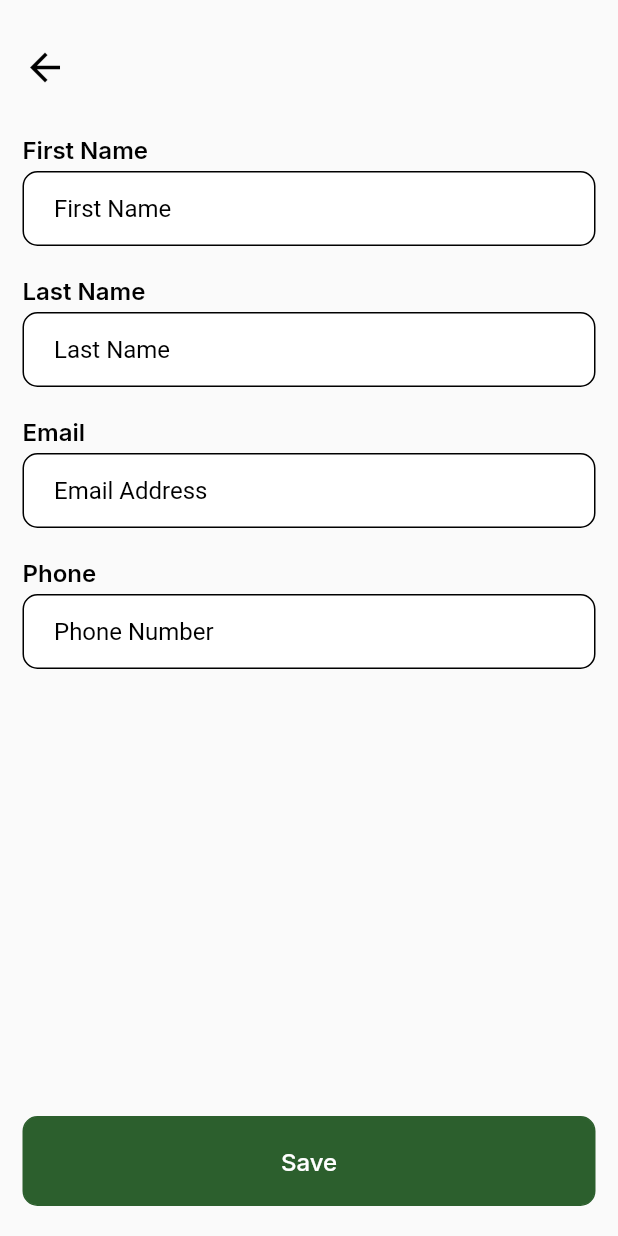
After one commit to Williamtobs/find_logistics, a Flutter app: the UserProfile screen opened directly, on a phone screen of 412 x 824 dp. The commit adds this screen. Run offline on Flutter 3.47's test engine with Material 2 defaults, Android fonts, the phone set to English and light mode, and no system bars; our stand-ins replace country_picker, flutter_svg, google_fonts, smooth_page_indicator.

Commit message:
some ui fixes

```diff
--- a/lib/src/screens/onboarding/onboarding.dart
+++ b/lib/src/screens/onboarding/onboarding.dart
@@ -1,4 +1,5 @@
 import 'package:find_logistic/src/app/constant/color.dart';
+import 'package:find_logistic/src/screens/onboarding/mode_selection.dart';
 import 'package:find_logistic/src/screens/onboarding/user_onboard.dart';
 import 'package:flutter/material.dart';
 import 'package:flutter_svg/flutter_svg.dart';
@@ -84,7 +85,7 @@ class _OnboardingScreenState extends State<OnboardingScreen> {
                     Navigator.push(
                         context,
                         MaterialPageRoute(
-                            builder: (context) => const UserOnboard()));
+                            builder: (context) => const UserSelectMode()));
                   },
                   child: Text('SKIP',
                       style: GoogleFonts.poppins(
@@ -98,7 +99,7 @@ class _OnboardingScreenState extends State<OnboardingScreen> {
                         ? Navigator.push(
                             context,
                             MaterialPageRoute(
-                                builder: (context) => const UserOnboard()))
+                                builder: (context) => const UserSelectMode()))
                         : _pageController.nextPage(
                             duration: const Duration(milliseconds: 800),
                             curve: Curves.ease);
--- /dev/null
+++ b/lib/src/screens/profile/profile_sreecn.dart
@@ -0,0 +1,125 @@
+import 'package:find_logistic/src/app/constant/color.dart';
+import 'package:find_logistic/src/screens/widgets/app_button.dart';
+import 'package:find_logistic/src/screens/widgets/app_ftext_ield.dart';
+import 'package:flutter/material.dart';
+import 'package:google_fonts/google_fonts.dart';
+
+class UserProfile extends StatelessWidget {
+  const UserProfile({super.key});
+
+  @override
+  Widget build(BuildContext context) {
+    return Scaffold(
+      body: Padding(
+        padding: const EdgeInsets.symmetric(horizontal: 15),
+        child: Column(
+          children: [
+            Expanded(
+              child: SingleChildScrollView(
+                child: Column(
+                  crossAxisAlignment: CrossAxisAlignment.start,
+                  children: [
+                    const SizedBox(
+                      height: 30,
+                    ),
+                    Row(
+                      mainAxisAlignment: MainAxisAlignment.spaceBetween,
+                      children: [
+                        InkWell(
+                          onTap: (() {
+                            Navigator.pop(context);
+                          }),
+                          child: const Icon(
+                            Icons.arrow_back,
+                            size: 30,
+                            color: Colors.black,
+                          ),
+                        ),
+                      ],
+                    ),
+                    const SizedBox(
+                      height: 30,
+                    ),
+                    Text('First Name',
+                        style: GoogleFonts.inter(
+                          fontSize: 16,
+                          fontWeight: FontWeight.w600,
+                          color: Colors.black,
+                        )),
+                    const SizedBox(
+                      height: 5,
+                    ),
+                    AppTextField(
+                      hintText: 'First Name',
+                      controller: TextEditingController(),
+                      color: Colors.black,
+                    ),
+                    const SizedBox(
+                      height: 20,
+                    ),
+                    Text('Last Name',
+                        style: GoogleFonts.inter(
+                          fontSize: 16,
+                          fontWeight: FontWeight.w600,
+                          color: Colors.black,
+                        )),
+                    const SizedBox(
+                      height: 5,
+                    ),
+                    AppTextField(
+                        hintText: 'Last Name',
+                        controller: TextEditingController(),
+                        color: Colors.black),
+                    const SizedBox(
+                      height: 20,
+                    ),
+                    Text('Email',
+                        style: GoogleFonts.inter(
+                          fontSize: 16,
+                          fontWeight: FontWeight.w600,
+                          color: Colors.black,
+                        )),
+                    const SizedBox(
+                      height: 5,
+                    ),
+                    AppTextField(
+                        hintText: 'Email Address',
+                        controller: TextEditingController(),
+                        color: Colors.black),
+                    const SizedBox(
+                      height: 20,
+                    ),
+                    Text('Phone',
+                        style: GoogleFonts.inter(
+                          fontSize: 16,
+                          fontWeight: FontWeight.w600,
+                          color: Colors.black,
+                        )),
+                    const SizedBox(
+                      height: 5,
+                    ),
+                    AppTextField(
+                        hintText: 'Phone Number',
+                        controller: TextEditingController(),
+                        color: Colors.black),
+                  ],
+                ),
+              ),
+            ),
+            const SizedBox(
+              height: 20,
+            ),
+            AppButton(
+              text: 'Save',
+              color: primaryColor,
+              onPressed: () {},
+            ),
+            const SizedBox(
+              height: 20,
+            ),
+          ],
+        ),
+      ),
+    );
+  }
+}
--- a/lib/src/screens/widgets/app_ftext_ield.dart
+++ b/lib/src/screens/widgets/app_ftext_ield.dart
@@ -4,13 +4,15 @@ class AppTextField extends StatelessWidget {
   final String? hintText;
   final bool? isVisible;
   final TextEditingController? controller;
+  final Color? color;
   final TextInputType? keyboardType;
   const AppTextField(
       {super.key,
       this.hintText,
       this.controller,
       this.isVisible,
-      this.keyboardType});
+      this.keyboardType,
+      this.color});
 
   @override
   Widget build(BuildContext context) {
@@ -20,6 +22,7 @@ class AppTextField extends StatelessWidget {
       decoration: BoxDecoration(
         color: Colors.white,
         borderRadius: BorderRadius.circular(10),
+        border: color != null ? Border.all(color: color!) : null,
       ),
       child: Center(
         child: TextFormField(
@@ -32,14 +35,8 @@ class AppTextField extends StatelessWidget {
             contentPadding: const EdgeInsets.symmetric(horizontal: 20),
             hintText: hintText,
             hintStyle: const TextStyle(color: Colors.black),
-            enabledBorder: OutlineInputBorder(
-              borderRadius: BorderRadius.circular(10),
-              borderSide: BorderSide(color: Colors.white),
-            ),
-            focusedBorder: OutlineInputBorder(
-              borderRadius: BorderRadius.circular(10),
-              borderSide: BorderSide(color: Colors.white),
-            ),
+
+            border: InputBorder.none,
           ),
         ),
       ),
```
Also changed, not shown: lib/src/screens/onboarding/driver_onboard.dart (+11 -12 lines), lib/src/screens/onboarding/mode_selection.dart (added, +46 -0 lines), lib/src/screens/onboarding/user_onboard.dart (+11 -11 lines), lib/src/screens/wallet/wallet_screen.dart (added, +133 -0 lines), lib/src/screens/widgets/drawer.dart (+40 -9 lines).
